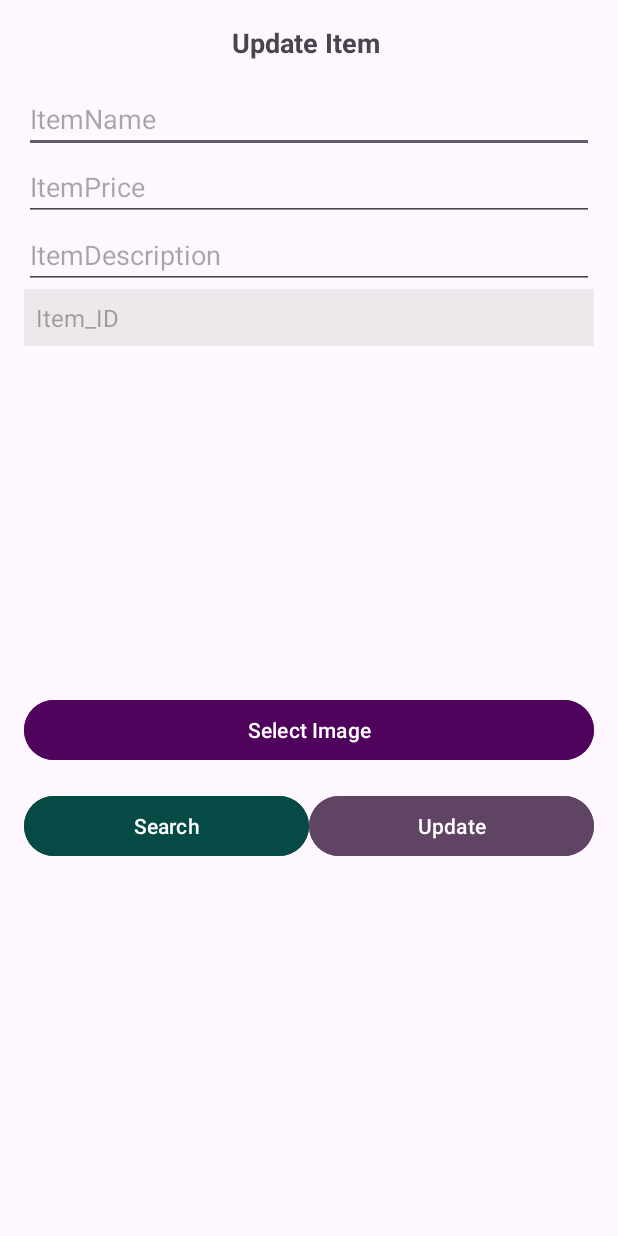
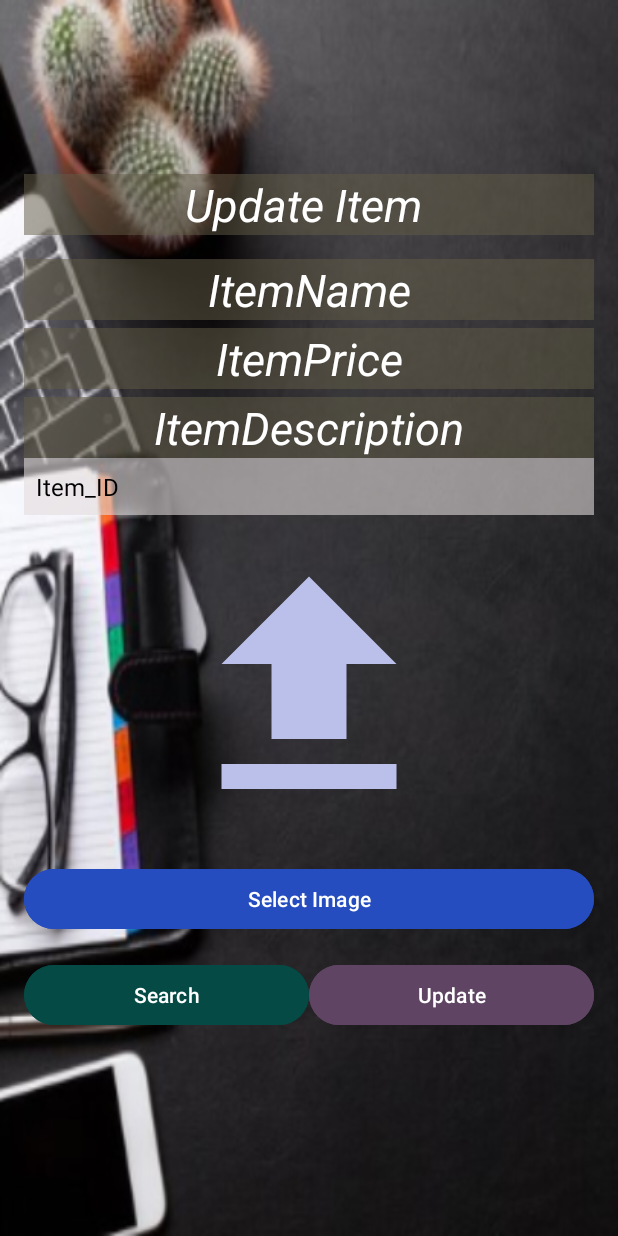
Before and after one commit to IbsharIbnaEbad/testapp, an Android app: the stock_update screen opened directly, with no data from a screen before it, on a phone screen of 412 x 824 dp. Run offline under Robolectric (Android 15) with nearby library versions, the light colour scheme and no system bars.

Commit message:
icon added

```diff
--- /dev/null
+++ b/app/src/main/res/drawable/icon_pass.xml
@@ -0,0 +1,5 @@
+<vector xmlns:android="http://schemas.android.com/apk/res/android" android:height="24dp" android:tint="#1FB8C5" android:viewportHeight="24" android:viewportWidth="24" android:width="24dp">
+
+    <path android:fillColor="@android:color/white" android:pathData="M21,10h-8.35C11.83,7.67 9.61,6 7,6c-3.31,0 -6,2.69 -6,6s2.69,6 6,6c2.61,0 4.83,-1.67 5.65,-4H13l2,2l2,-2l2,2l4,-4.04L21,10zM7,15c-1.65,0 -3,-1.35 -3,-3c0,-1.65 1.35,-3 3,-3s3,1.35 3,3C10,13.65 8.65,15 7,15z"/>
+
+</vector>
--- a/app/src/main/res/layout/activity_inventory.xml
+++ b/app/src/main/res/layout/activity_inventory.xml
@@ -39,6 +39,7 @@
         android:background="#631F384E"
         android:ems="10"
         android:hint="@string/enUsr"
+        android:drawableLeft="@drawable/img_person"
         android:inputType="text"
         android:textStyle="bold"
         android:textSize="20sp"
@@ -57,6 +58,7 @@
         android:id="@+id/edtpass"
         android:hint="@string/enPass"
         android:textSize="20sp"
+        android:drawableLeft="@drawable/img_lock"
         android:textColorHint="@color/white"
         android:textStyle="bold"
         android:fontFamily="cursive"
--- a/app/src/main/res/layout/activity_register.xml
+++ b/app/src/main/res/layout/activity_register.xml
@@ -52,6 +52,7 @@
         android:textColor="@color/white"
         android:textColorHint="@color/white"
         android:ems="10"
+        android:drawableLeft="@drawable/img_person"
         android:hint="@string/enUsr"
         android:inputType="text" />
 
@@ -67,6 +68,7 @@
         android:textStyle="italic"
         android:textAlignment="center"
         android:background="#83355C7E"
+        android:drawableLeft="@drawable/img_person"
         android:ems="10"
         android:hint="@string/enSN"
         android:inputType="text" />
@@ -81,6 +83,7 @@
         android:textColor="@color/white"
         android:textSize="20sp"
         android:textStyle="italic"
+        android:drawableLeft="@drawable/img_phone"
         android:textAlignment="center"
         android:textColorHint="@color/white"
         android:ems="10"
@@ -96,6 +99,7 @@
         android:background="#83355C7E"
         android:ems="10"
         android:textSize="20sp"
+        android:drawableLeft="@drawable/icon_pass"
         android:textStyle="italic"
         android:textAlignment="center"
         android:textColor="@color/white"
@@ -116,6 +120,7 @@
         android:textSize="20sp"
         android:textStyle="italic"
         android:textAlignment="center"
+        android:drawableLeft="@drawable/icon_pass"
         android:textColor="@color/white"
         android:textColorHint="@color/white"
         android:inputType="number" />
--- a/app/src/main/res/layout/activity_update_item.xml
+++ b/app/src/main/res/layout/activity_update_item.xml
@@ -5,6 +5,7 @@
     android:id="@+id/main"
     android:layout_width="match_parent"
     android:layout_height="match_parent"
+    android:background="@drawable/img_background_update"
     android:orientation="vertical"
     android:padding="16dp"
     tools:context=".stock_update">
@@ -13,17 +14,29 @@
         android:id="@+id/text_view_header"
         android:layout_width="match_parent"
         android:layout_height="wrap_content"
+        android:layout_marginTop="100dp"
+        android:layout_marginBottom="16dp"
+
+        android:gravity="center"
         android:text="Update Item "
-        android:textSize="18sp"
-        android:textStyle="bold"
-        android:gravity="center"
-        android:layout_marginBottom="16dp" />
+        android:background="#83625C46"
+        android:textAlignment="center"
+        android:textColor="@color/white"
+        android:textColorHint="@color/white"
+        android:textSize="30sp"
+        android:textStyle="italic" />
 
 
     <EditText
         android:id="@+id/edit_text_product_name"
         android:layout_width="match_parent"
         android:layout_height="wrap_content"
+        android:textSize="30sp"
+        android:textAlignment="center"
+        android:background="#83625C46"
+        android:textColor="@color/white"
+        android:textColorHint="@color/white"
+        android:textStyle="italic"
         android:hint="ItemName" />
 
     <EditText
@@ -31,44 +44,64 @@
         android:layout_width="match_parent"
         android:layout_height="wrap_content"
         android:hint="ItemPrice"
+        android:textSize="30sp"
+        android:layout_marginTop="5dp"
+        android:textAlignment="center"
+        android:background="#83625C46"
+        android:textColor="@color/white"
+        android:textColorHint="@color/white"
+        android:textStyle="italic"
         android:inputType="number" />
 
     <EditText
         android:id="@+id/edit_text_product_description"
         android:layout_width="match_parent"
+        android:textSize="30sp"
+        android:textAlignment="center"
+        android:background="#83625C46"
+        android:textColor="@color/white"
+        android:textColorHint="@color/white"
+        android:layout_marginTop="5dp"
+
+        android:textStyle="italic"
         android:layout_height="wrap_content"
         android:hint="ItemDescription" />
+
     <TextView
         android:id="@+id/text_view_product_id"
         android:layout_width="match_parent"
         android:layout_height="wrap_content"
+        android:background="#95E4DDDD"
+        android:enabled="false"
         android:hint="Item_ID"
         android:padding="8dp"
-        android:background="#95E4DDDD"
-        android:textColor="@android:color/white"
-        android:textSize="16sp"
-        android:enabled="false" />
+        android:textColor="@color/black"
+        android:textColorHint="@color/black"
+        android:textSize="16sp" />
+
     <ImageView
         android:id="@+id/image_view_product"
-        android:layout_width="match_parent"
+        android:layout_width="200dp"
         android:layout_height="200dp"
-        android:scaleType="centerCrop"
-        android:layout_marginTop="16dp" />
+        android:layout_gravity="center"
+        android:layout_marginTop="16dp"
+        android:src="@drawable/img_upload"
+        android:scaleType="centerCrop" />
 
     <Button
         android:id="@+id/button_select_image"
         android:layout_width="match_parent"
         android:layout_height="wrap_content"
-        android:text="Select Image"
         android:layout_marginTop="16dp"
-        android:backgroundTint="#4F035C"/>
+        android:backgroundTint="#264DBF"
+        android:text="Select Image" />
 
 
     <LinearLayout
         android:layout_width="match_parent"
         android:layout_height="wrap_content"
+        android:layout_marginTop="16dp"
         android:orientation="horizontal"
-        android:layout_marginTop="16dp"
         android:weightSum="2">
 
         <Button
--- a/app/src/main/res/values/strings.xml
+++ b/app/src/main/res/values/strings.xml
@@ -16,7 +16,7 @@
 
     <string name="wlcU">Welcome to user page </string>
     <string name="wlcAD">Welcome to admin page</string>
-    <string name="enUsr">Enter Your User ID</string>
+    <string name="enUsr">Enter Your User Name</string>
     <string name="enPass">Enter Your Password</string>
     <string name="enNu">Enter Your Number</string>
     <string name="enD">Enter Your Date of birth </string>
```
Also changed, not shown: app/src/main/res/drawable/img_background_update.png (added).
